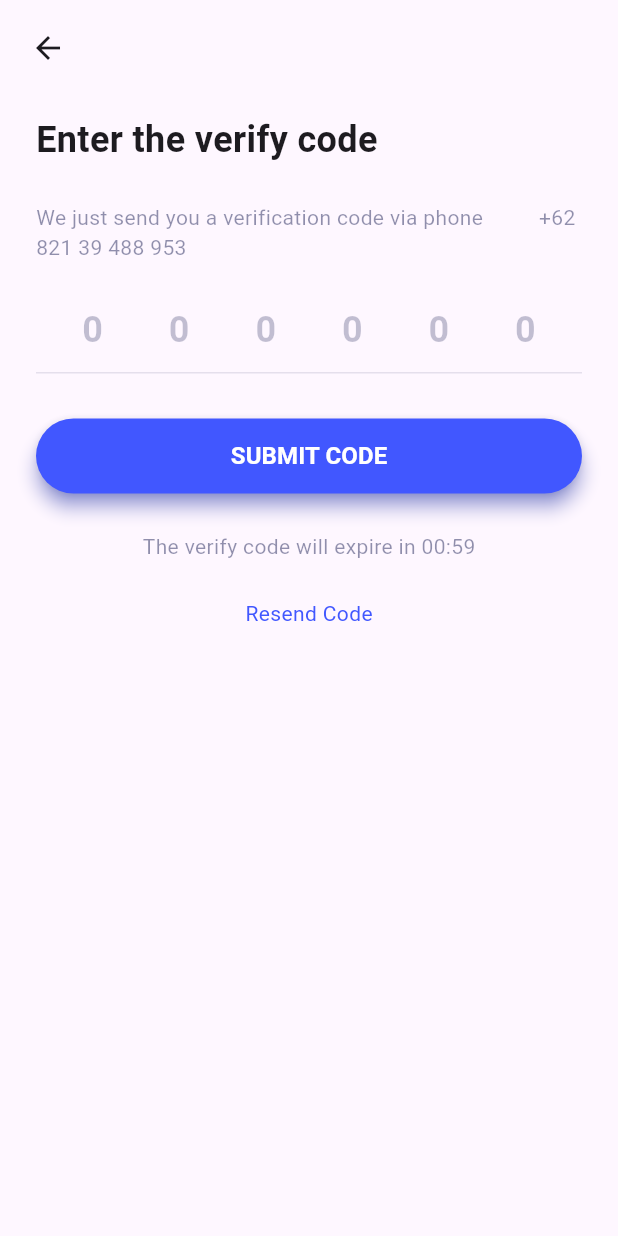
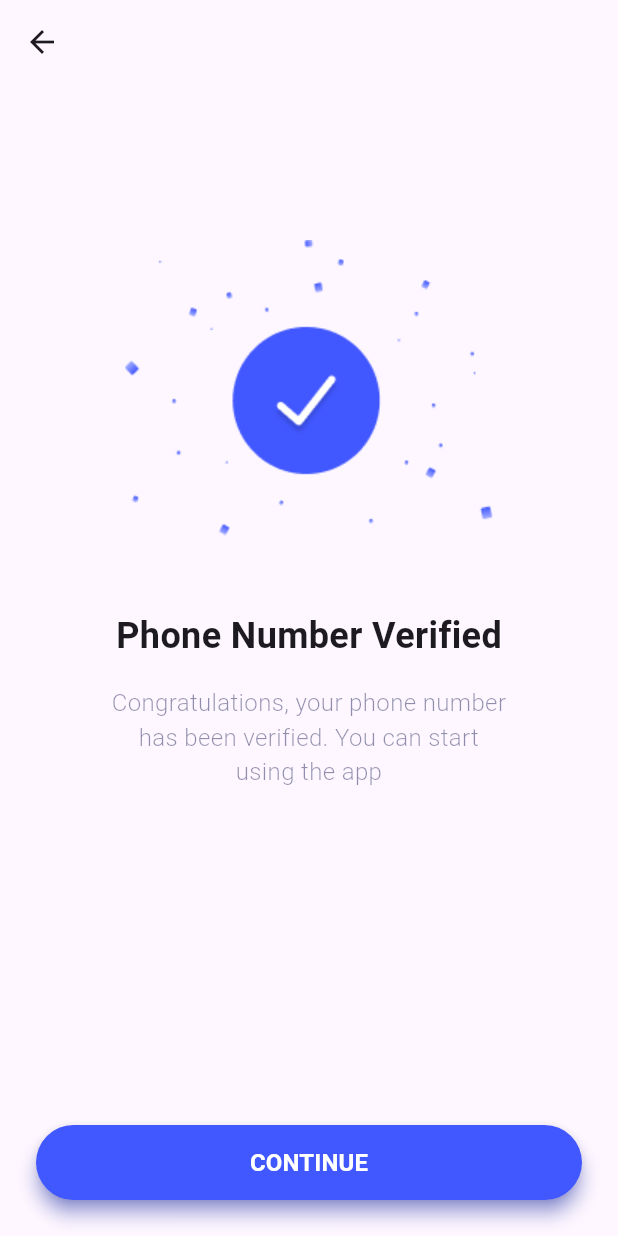
Before and after one commit to lukasvalentino971/ADS-Frontend-Task, a Flutter app: the VerifyScreen screen opened by its route, after a tap on "SUBMIT CODE", on a phone screen of 412 x 824 dp. Run offline on Flutter 3.47's test engine with Material 3 defaults, Android fonts, the phone set to English and light mode, and no system bars; our stand-ins replace google_fonts, introduction_screen; Roboto replaces fonts that are missing (Overpass).

Commit message:
fix: login success screen

```diff
--- a/slicing_design_apotech/lib/main.dart
+++ b/slicing_design_apotech/lib/main.dart
@@ -1,6 +1,7 @@
 import 'package:flutter/material.dart';
 import 'package:slicing_design_apotech/common/navigation.dart';
 import 'package:slicing_design_apotech/ui/login-screen/login_screen.dart';
+import 'package:slicing_design_apotech/ui/login-success/login_success.dart';
 import 'package:slicing_design_apotech/ui/register-screen/register_screen.dart';
 import 'package:slicing_design_apotech/ui/verify-otp/verify_otp.dart';
 import 'package:slicing_design_apotech/ui/welcome-screen/welcome_screen.dart';
@@ -28,6 +29,7 @@ class MyApp extends StatelessWidget {
         LoginScreen.routeName: (context) => LoginScreen(),
         RegisterScreen.routeName: (context) => RegisterScreen(),
         VerifyScreen.routeName: (context) => VerifyScreen(),
+        LoginSuccessScreen.routeName: (context) => LoginSuccessScreen(),
       },
       navigatorKey: navigatorKey,
     );
--- /dev/null
+++ b/slicing_design_apotech/lib/ui/login-success/login_success.dart
@@ -0,0 +1,80 @@
+import 'package:flutter/material.dart';
+import 'package:google_fonts/google_fonts.dart';
+import 'package:slicing_design_apotech/common/navigation.dart';
+import 'package:slicing_design_apotech/common/styles.dart';
+import 'package:slicing_design_apotech/ui/login-screen/login_screen.dart';
+import 'package:slicing_design_apotech/ui/welcome-screen/welcome_screen.dart';
+
+class LoginSuccessScreen extends StatefulWidget {
+  static const String routeName = '/loginsuccess-screen';
+
+  const LoginSuccessScreen({Key? key}) : super(key: key);
+
+  @override
+  State<LoginSuccessScreen> createState() => _LoginSuccessScreenState();
+}
+
+class _LoginSuccessScreenState extends State<LoginSuccessScreen> {
+  @override
+  Widget build(BuildContext context) {
+    return Scaffold(
+      appBar: AppBar(),
+      body: Padding(
+        padding: const EdgeInsets.all(24.0),
+        child: Column(
+          crossAxisAlignment: CrossAxisAlignment.center,
+          mainAxisAlignment: MainAxisAlignment.center,
+          children: [
+            SizedBox(height: 80),
+            Image.asset('assets/images/verified.png'),
+            SizedBox(height: 50),
+            Text(
+              'Phone Number Verified',
+              style: GoogleFonts.overpass(
+                fontSize: 24,
+                fontWeight: FontWeight.bold,
+              ),
+            ),
+            SizedBox(height: 16),
+            Padding(
+              padding: const EdgeInsets.symmetric(horizontal: 50),
+              child: Text(
+                'Congratulations, your phone number has been verified. You can start using the app',
+                style: GoogleFonts.overpass(
+                  fontSize: 16,
+                  fontWeight: FontWeight.w300,
+                  color: borderColor.withOpacity(0.45),
+                ),
+                textAlign: TextAlign.center,
+              ),
+            ),
+            Spacer(),
+            ElevatedButton(
+              onPressed: () {
+                Navigation.replaceNamed(routeName: WelcomeScreen.routeName);
+              },
+              style: ElevatedButton.styleFrom(
+                primary: primaryColor, // Change to your desired color
+                onPrimary: Colors.white, // Change to your desired color
+                fixedSize: Size(double.maxFinite, 50),
+                shadowColor: primaryColor, // Set shadow color to primaryColor
+                elevation: 5, // Adjust the elevation (blur) of the shadow
+                // shape: RoundedRectangleBorder(
+                //   borderRadius: BorderRadius.circular(
+                //       8), // Adjust the border radius if needed
+                // ),
+              ),
+              child: Text(
+                'CONTINUE',
+                style: GoogleFonts.overpass(
+                  fontSize: 16,
+                  fontWeight: FontWeight.w700,
+                ),
+              ),
+            ),
+          ],
+        ),
+      ),
+    );
+  }
+}
--- a/slicing_design_apotech/lib/ui/verify-otp/verify_otp.dart
+++ b/slicing_design_apotech/lib/ui/verify-otp/verify_otp.dart
@@ -2,6 +2,7 @@ import 'package:flutter/material.dart';
 import 'package:google_fonts/google_fonts.dart';
 import 'package:slicing_design_apotech/common/navigation.dart';
 import 'package:slicing_design_apotech/common/styles.dart';
+import 'package:slicing_design_apotech/ui/login-success/login_success.dart';
 import 'package:slicing_design_apotech/ui/register-screen/register_screen.dart';
 import 'package:slicing_design_apotech/ui/welcome-screen/welcome_screen.dart';
 
@@ -83,7 +84,8 @@ class _VerifyScreenState extends State<VerifyScreen> {
             Center(
               child: ElevatedButton(
                 onPressed: () {
-                  // Navigation.replaceNamed(routeName: VerifyScreen.routeName);
+                  Navigation.replaceNamed(
+                      routeName: LoginSuccessScreen.routeName);
                 },
                 style: ElevatedButton.styleFrom(
                   primary: primaryColor, // Change to your desired color
--- a/slicing_design_apotech/lib/ui/welcome-screen/welcome_screen.dart
+++ b/slicing_design_apotech/lib/ui/welcome-screen/welcome_screen.dart
@@ -25,11 +25,11 @@ class _WelcomeScreenState extends State<WelcomeScreen> {
           mainAxisAlignment: MainAxisAlignment.center,
           children: [
             Image.asset('assets/images/ilustrasi-4.png'),
-            SizedBox(height: 16),
+            SizedBox(height: 24),
             Text(
               'Welcome to Apotech',
               style: GoogleFonts.overpass(
-                fontSize: 32,
+                fontSize: 24,
                 fontWeight: FontWeight.bold,
               ),
             ),
@@ -39,9 +39,9 @@ class _WelcomeScreenState extends State<WelcomeScreen> {
               child: Text(
                 'Do you want some help with your health to get better life?',
                 style: GoogleFonts.overpass(
-                  fontSize: 16,
-                  fontWeight: FontWeight.w300,
-                ),
+                    fontSize: 16,
+                    fontWeight: FontWeight.w300,
+                    color: borderColor.withOpacity(0.45)),
                 textAlign: TextAlign.center,
               ),
             ),
```
